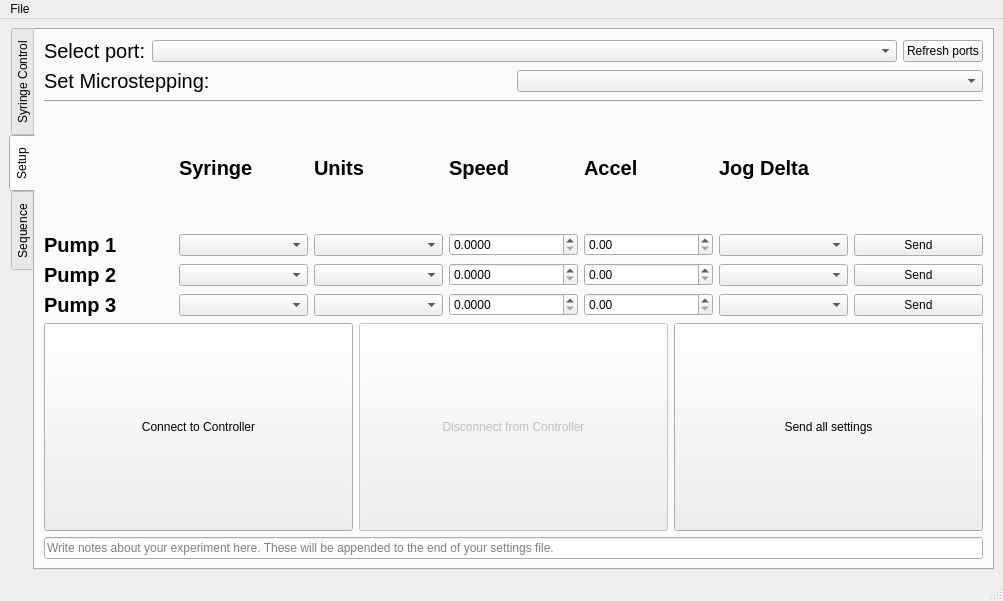
The window that SOFTWARE/poseidon_controller_gui.ui (finnock/poseidon) describes before a commit, drawn with Qt 5.
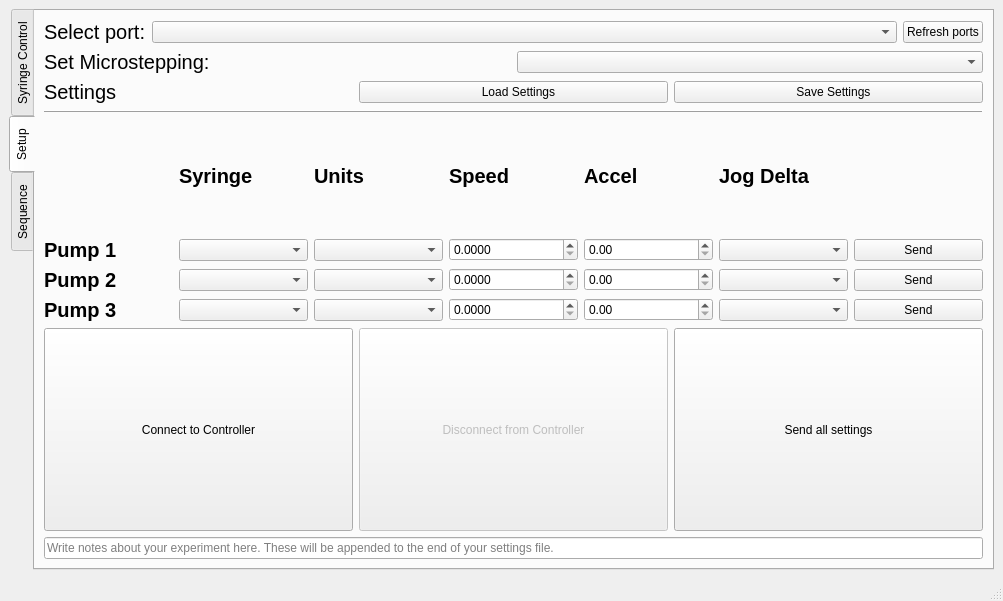
The same window after the commit. The open tabs and pages were chosen to show the change. Icons and pictures are not drawn.

Commit message: UI: - removed menu bar - added load and save settings buttons to setup

```diff
--- a/SOFTWARE/poseidon_controller_gui.ui
+++ b/SOFTWARE/poseidon_controller_gui.ui
@@ -881,6 +881,44 @@
           </item>
          </layout>
         </item>
+        <item>
+         <layout class="QHBoxLayout" name="horizontalLayout_5">
+          <item>
+           <widget class="QLabel" name="label_6">
+            <property name="font">
+             <font>
+              <pointsize>15</pointsize>
+             </font>
+            </property>
+            <property name="text">
+             <string>Settings</string>
+            </property>
+           </widget>
+          </item>
+          <item>
+           <widget class="QPushButton" name="load_settings_BTN_2">
+            <property name="text">
+             <string>   Load Settings</string>
+            </property>
+            <property name="icon">
+             <iconset>
+              <normaloff>../../../Downloads/diskette.png</normaloff>../../../Downloads/diskette.png</iconset>
+            </property>
+           </widget>
+          </item>
+          <item>
+           <widget class="QPushButton" name="save_settings_BTN_2">
+            <property name="text">
+             <string>   Save Settings</string>
+            </property>
+            <property name="icon">
+             <iconset>
+              <normaloff>../../../Downloads/diskette (1).png</normaloff>../../../Downloads/diskette (1).png</iconset>
+            </property>
+           </widget>
+          </item>
+         </layout>
+        </item>
         <item>
          <widget class="Line" name="line_6">
           <property name="frameShadow">
@@ -1181,27 +1219,6 @@
    </layout>
   </widget>
   <widget class="QStatusBar" name="status_bar_DISP"/>
-  <widget class="QMenuBar" name="menuBar">
-   <property name="geometry">
-    <rect>
-     <x>0</x>
-     <y>0</y>
-     <width>1003</width>
-     <height>21</height>
-    </rect>
-   </property>
-   <property name="nativeMenuBar">
-    <bool>false</bool>
-   </property>
-   <widget class="QMenu" name="menuFile">
-    <property name="title">
-     <string>File</string>
-    </property>
-    <addaction name="load_settings_BTN"/>
-    <addaction name="save_settings_BTN"/>
-   </widget>
-   <addaction name="menuFile"/>
-  </widget>
   <action name="load_settings_INPUT">
    <property name="text">
     <string>Load settings</string>
```
Left out of the diff: 2 changed lines with no effect on the pictures. The commit also changes 2 other files.
